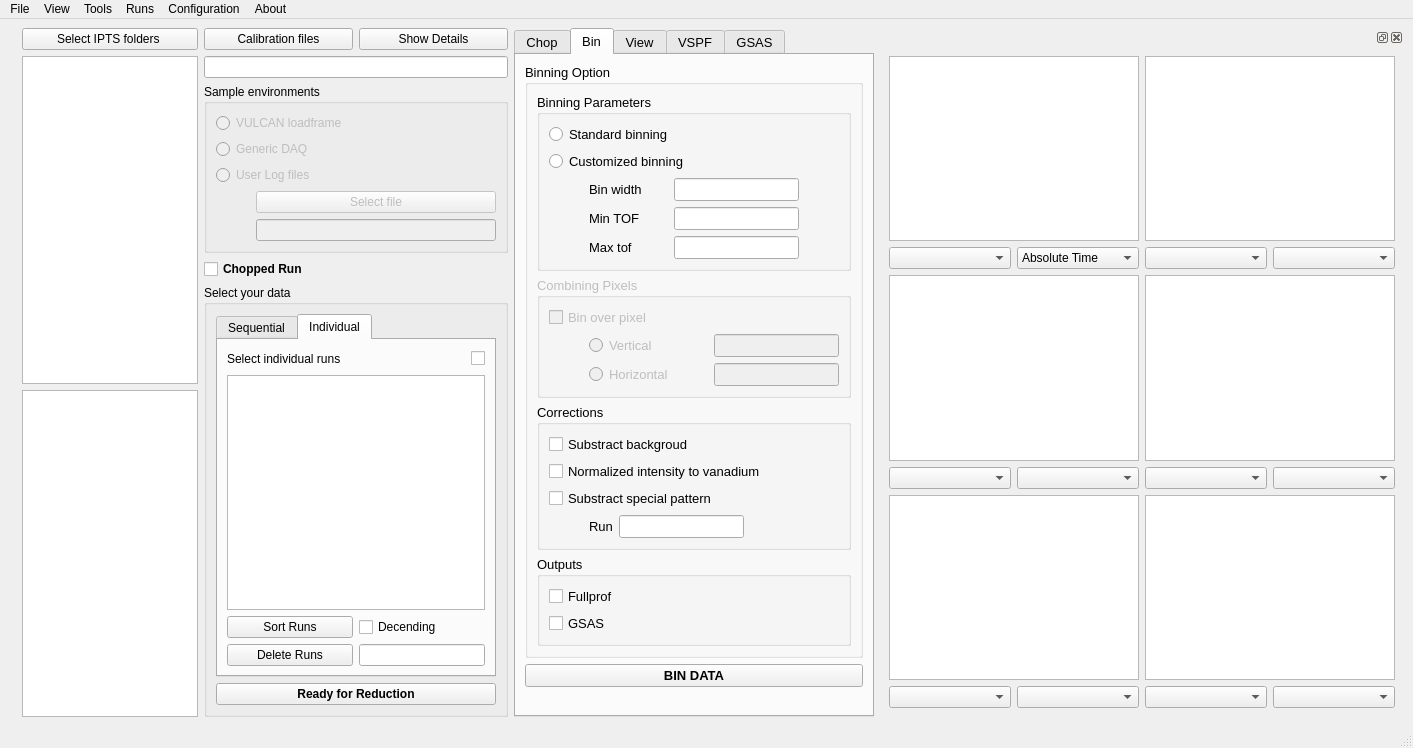
This is src/interface/gui/VdriveMain.ui in neutrons/PyVDrive as Qt 5 draws it before an edit. The edited form follows.
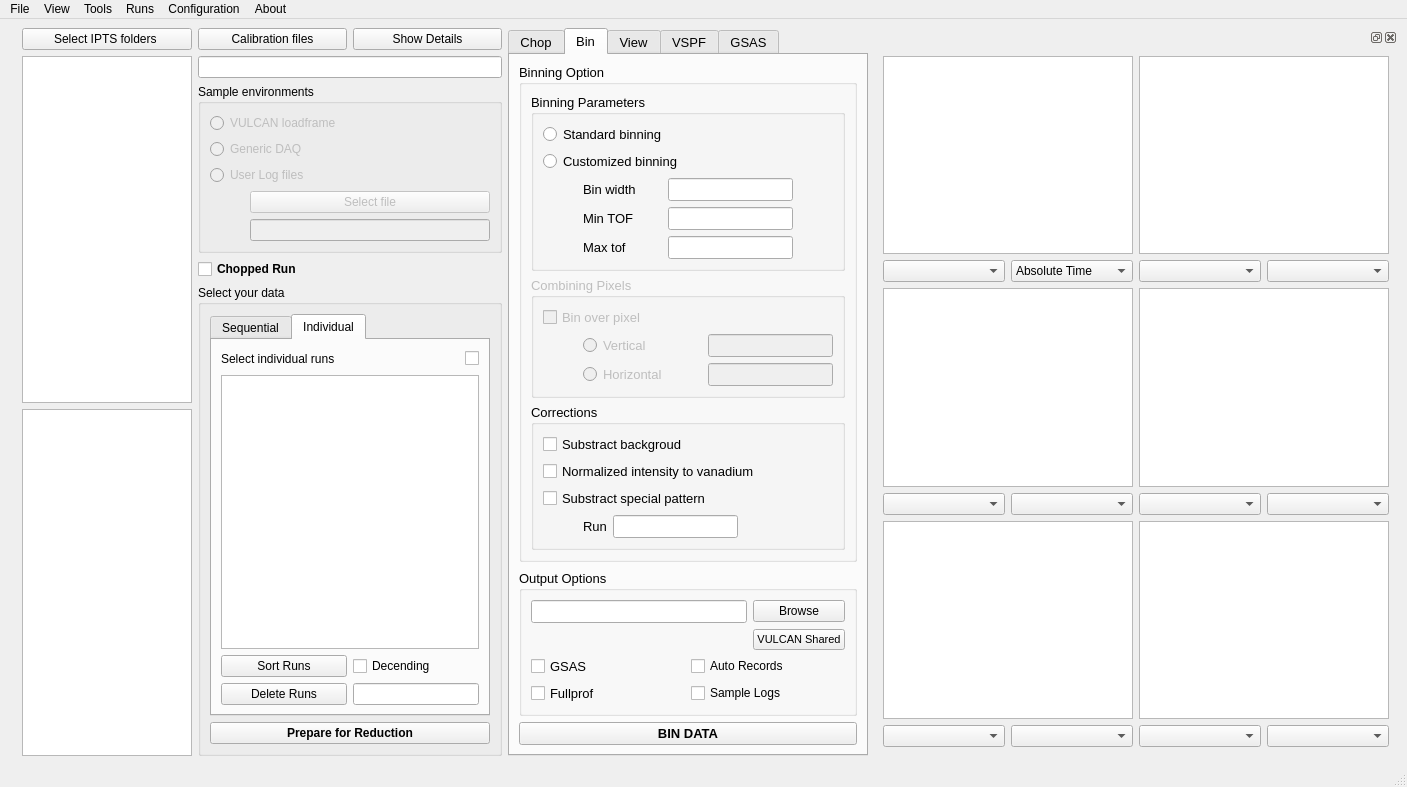
This is the edited form. The open tabs and pages were chosen to show the change. Custom widgets are drawn as their Qt base class.

Commit message: Refs #51. Fixed various issues with chopping file with writing logs for VDRIVE.

What changed in the file:
```diff
--- a/src/interface/gui/VdriveMain.ui
+++ b/src/interface/gui/VdriveMain.ui
@@ -6,8 +6,8 @@
    <rect>
     <x>0</x>
     <y>0</y>
-    <width>1413</width>
-    <height>748</height>
+    <width>1407</width>
+    <height>762</height>
    </rect>
   </property>
   <property name="windowTitle">
@@ -450,7 +450,7 @@
             </font>
            </property>
            <property name="text">
-            <string>Ready for Reduction</string>
+            <string>Prepare for Reduction</string>
            </property>
           </widget>
          </item>
@@ -1085,9 +1085,20 @@
         <string>Bin</string>
        </attribute>
        <layout class="QGridLayout" name="gridLayout_9">
+        <item row="3" column="0">
+         <widget class="QPushButton" name="pushButton_binData">
+          <property name="font">
+           <font>
+            <weight>75</weight>
+            <bold>true</bold>
+           </font>
+          </property>
+          <property name="text">
+           <string>BIN DATA</string>
+          </property>
+         </widget>
+        </item>
         <item row="0" column="0">
-         <layout class="QVBoxLayout" name="verticalLayout_10">
-          <item>
            <widget class="QGroupBox" name="groupBox_10">
             <property name="title">
              <string>Binning Option</string>
@@ -1386,59 +1397,103 @@
                </layout>
               </widget>
              </item>
-             <item row="3" column="0">
-              <widget class="QGroupBox" name="groupBox_11">
+          </layout>
+         </widget>
+        </item>
+        <item row="1" column="0">
+         <spacer name="verticalSpacer_3">
+          <property name="orientation">
+           <enum>Qt::Vertical</enum>
+          </property>
+          <property name="sizeHint" stdset="0">
+           <size>
+            <width>20</width>
+            <height>40</height>
+           </size>
+          </property>
+         </spacer>
+        </item>
+        <item row="2" column="0">
+         <widget class="QGroupBox" name="groupBox_outputOptions">
                <property name="title">
-                <string>Outputs</string>
-               </property>
-               <layout class="QVBoxLayout" name="verticalLayout_9">
+           <string>Output Options</string>
+          </property>
+          <layout class="QVBoxLayout" name="verticalLayout_8">
                 <item>
+            <layout class="QGridLayout" name="gridLayout_27">
+             <item row="1" column="1">
+              <widget class="QPushButton" name="pushButton_useVulcanSharedFolder">
+               <property name="font">
+                <font>
+                 <pointsize>8</pointsize>
+                </font>
+               </property>
+               <property name="text">
+                <string>VULCAN Shared</string>
+               </property>
+              </widget>
+             </item>
+             <item row="0" column="1">
+              <widget class="QPushButton" name="pushButton_browseOutputDir">
+               <property name="font">
+                <font>
+                 <pointsize>9</pointsize>
+                </font>
+               </property>
+               <property name="text">
+                <string>Browse</string>
+               </property>
+              </widget>
+             </item>
+             <item row="0" column="0">
+              <widget class="QLineEdit" name="lineEdit_outputDir"/>
+             </item>
+            </layout>
+           </item>
+           <item>
+            <layout class="QGridLayout" name="gridLayout_2">
+             <item row="0" column="1">
+              <widget class="QCheckBox" name="checkBox_outputAutoRecords">
+               <property name="font">
+                <font>
+                 <pointsize>9</pointsize>
+                </font>
+               </property>
+               <property name="text">
+                <string>Auto Records</string>
+               </property>
+              </widget>
+             </item>
+             <item row="0" column="0">
+              <widget class="QCheckBox" name="checkBox_outGSAS">
+               <property name="text">
+                <string>GSAS</string>
+               </property>
+              </widget>
+             </item>
+             <item row="1" column="0">
                  <widget class="QCheckBox" name="checkBox_outFullprof">
                   <property name="text">
                    <string>Fullprof</string>
                   </property>
                  </widget>
                 </item>
-                <item>
-                 <widget class="QCheckBox" name="checkBox_outGSAS">
-                  <property name="text">
-                   <string>GSAS</string>
-                  </property>
-                 </widget>
-                </item>
-               </layout>
-              </widget>
-             </item>
-            </layout>
-           </widget>
-          </item>
-          <item>
-           <widget class="QPushButton" name="pushButton_binData">
+             <item row="1" column="1">
+              <widget class="QCheckBox" name="checkBox_outputSampleLogs">
             <property name="font">
              <font>
-              <weight>75</weight>
-              <bold>true</bold>
+                 <pointsize>9</pointsize>
              </font>
             </property>
             <property name="text">
-             <string>BIN DATA</string>
+                <string>Sample Logs</string>
             </property>
            </widget>
           </item>
-          <item>
-           <spacer name="verticalSpacer_3">
-            <property name="orientation">
-             <enum>Qt::Vertical</enum>
-            </property>
-            <property name="sizeHint" stdset="0">
-             <size>
-              <width>20</width>
-              <height>40</height>
-             </size>
-            </property>
-           </spacer>
-          </item>
-         </layout>
+            </layout>
+           </item>
+          </layout>
+         </widget>
         </item>
        </layout>
       </widget>
@@ -2102,7 +2157,7 @@
     <rect>
      <x>0</x>
      <y>0</y>
-     <width>1413</width>
+     <width>1407</width>
      <height>25</height>
     </rect>
    </property>
```
Left out of the diff: 2 changed lines with no effect on the pictures. Lines whose indentation alone changed are shown as unchanged. The commit also changes 5 other files.
